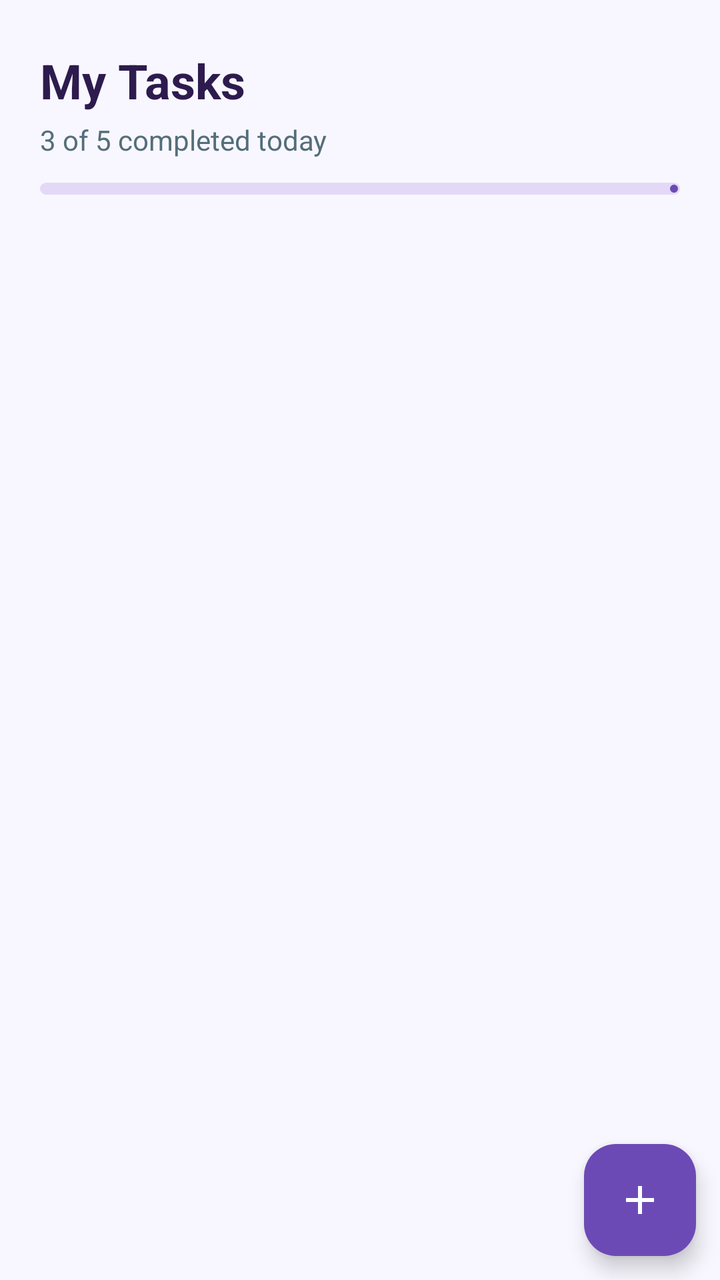
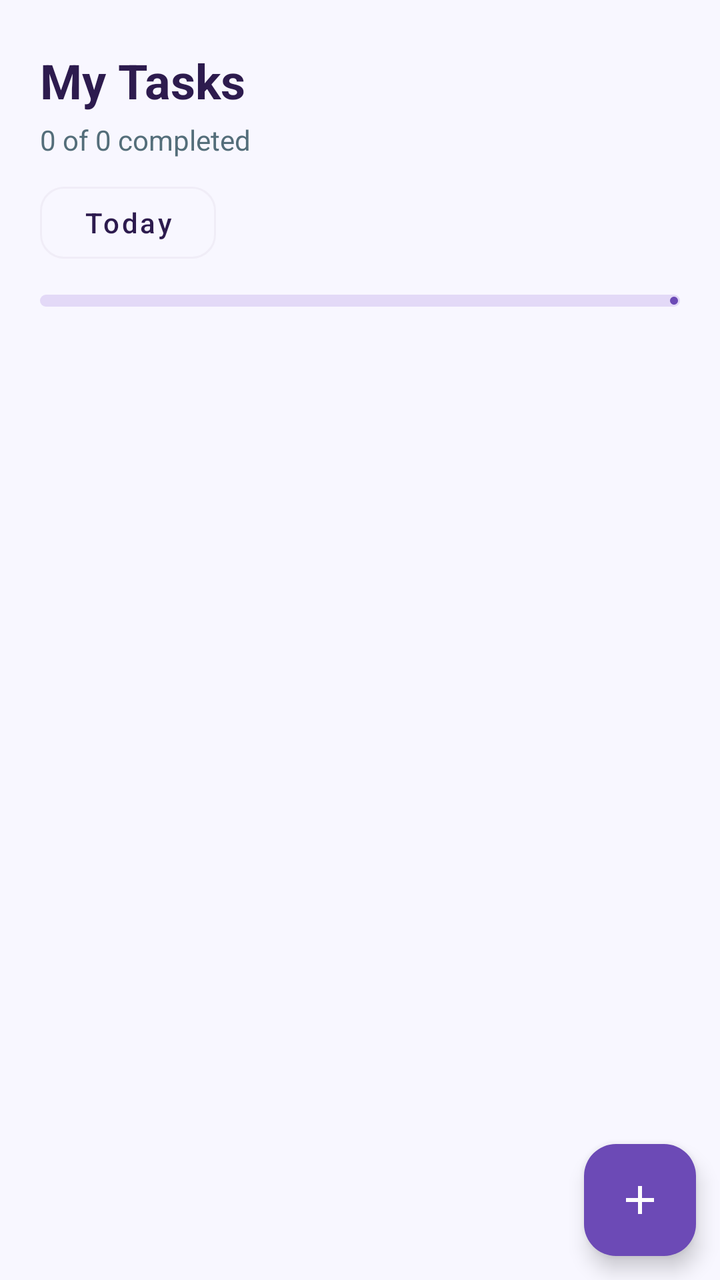

The first picture is an Android layout as it rendered before a commit; the second is the same layout after the commit. The layout source and the unified diff follow.
<!-- AndroidManifest.xml: application theme Theme.StudyPlanner -->
<!-- res/layout/fragment_tasks.xml -->
<?xml version="1.0" encoding="utf-8"?>
<androidx.constraintlayout.widget.ConstraintLayout
    xmlns:android="http://schemas.android.com/apk/res/android"
    xmlns:tools="http://schemas.android.com/tools"
    xmlns:app="http://schemas.android.com/apk/res-auto"
    android:layout_width="match_parent"
    android:layout_height="match_parent"
    android:background="@color/screen_background"
    tools:context=".TasksFragment">

    

    <LinearLayout
        android:id="@+id/headerSection"
        android:layout_width="0dp"
        android:layout_height="wrap_content"
        android:orientation="vertical"
        android:paddingHorizontal="20dp"
        android:paddingTop="24dp"
        android:paddingBottom="16dp"
        app:layout_constraintTop_toTopOf="parent"
        app:layout_constraintStart_toStartOf="parent"
        app:layout_constraintEnd_toEndOf="parent">

        <TextView
            android:id="@+id/tvTasksTitle"
            android:layout_width="wrap_content"
            android:layout_height="wrap_content"
            android:text="My Tasks"
            android:textColor="@color/text_primary"
            android:textSize="24sp"
            android:textStyle="bold" />

        <TextView
            android:id="@+id/tvTasksSubtitle"
            android:layout_width="wrap_content"
            android:layout_height="wrap_content"
            android:layout_marginTop="4dp"
            android:text="3 of 5 completed today"
            android:textColor="@color/text_secondary"
            android:textSize="14sp" />

        

        <com.google.android.material.progressindicator.LinearProgressIndicator
            android:id="@+id/taskProgressBar"
            android:layout_width="match_parent"
            android:layout_height="wrap_content"
            android:layout_marginTop="12dp"
            android:progress="60"
            app:indicatorColor="#6C4AB6"
            app:trackColor="#E3D9F7"
            app:trackCornerRadius="8dp"
            app:trackThickness="6dp" />

    </LinearLayout>

    

    <androidx.recyclerview.widget.RecyclerView
        android:id="@+id/rvTasks"
        android:layout_width="0dp"
        android:layout_height="0dp"
        android:clipToPadding="false"
        android:paddingHorizontal="20dp"
        android:paddingBottom="90dp"
        app:layout_constraintTop_toBottomOf="@id/headerSection"
        app:layout_constraintBottom_toBottomOf="parent"
        app:layout_constraintStart_toStartOf="parent"
        app:layout_constraintEnd_toEndOf="parent"
        tools:listitem="@layout/item_task" />

    

    <LinearLayout
        android:id="@+id/emptyState"
        android:layout_width="wrap_content"
        android:layout_height="wrap_content"
        android:orientation="vertical"
        android:gravity="center"
        android:visibility="gone"
        app:layout_constraintTop_toTopOf="@id/rvTasks"
        app:layout_constraintBottom_toBottomOf="@id/rvTasks"
        app:layout_constraintStart_toStartOf="parent"
        app:layout_constraintEnd_toEndOf="parent">

        <TextView
            android:layout_width="wrap_content"
            android:layout_height="wrap_content"
            android:text="✅"
            android:textSize="44sp" />

        <TextView
            android:layout_width="wrap_content"
            android:layout_height="wrap_content"
            android:layout_marginTop="10dp"
            android:text="No tasks yet"
            android:textColor="@color/text_primary"
            android:textSize="16sp"
            android:textStyle="bold" />

        <TextView
            android:layout_width="wrap_content"
            android:layout_height="wrap_content"
            android:layout_marginTop="4dp"
            android:text="Tap + to add your first task"
            android:textColor="@color/text_secondary"
            android:textSize="13sp" />

    </LinearLayout>

    
    <com.google.android.material.floatingactionbutton.FloatingActionButton
        android:id="@+id/fabAddTask"
        android:layout_width="wrap_content"
        android:layout_height="wrap_content"
        android:layout_marginEnd="12dp"
        android:layout_marginBottom="12dp"
        android:src="@drawable/ic_add"
        android:contentDescription="@string/add_task"
        app:backgroundTint="#6C4AB6"
        app:tint="#FFFFFF"
        app:rippleColor="#9C7FD6"
        app:elevation="6dp"
        app:layout_constraintBottom_toBottomOf="parent"
        app:layout_constraintEnd_toEndOf="parent" />
</androidx.constraintlayout.widget.ConstraintLayout>
<!-- res/layout/item_task.xml (included above) -->
<?xml version="1.0" encoding="utf-8"?>
<androidx.cardview.widget.CardView xmlns:android="http://schemas.android.com/apk/res/android"
    xmlns:app="http://schemas.android.com/apk/res-auto"
    android:layout_width="match_parent"
    android:layout_height="wrap_content"
    android:layout_marginBottom="12dp"
    app:cardBackgroundColor="@color/surface"
    app:cardCornerRadius="16dp"
    app:cardElevation="2dp">

    <LinearLayout
        android:layout_width="match_parent"
        android:layout_height="wrap_content"
        android:orientation="horizontal"
        android:gravity="center_vertical"
        android:padding="14dp">

        <com.google.android.material.checkbox.MaterialCheckBox
            android:id="@+id/checkTask"
            android:layout_width="wrap_content"
            android:layout_height="wrap_content"
            app:buttonTint="#6C4AB6" />

        <LinearLayout
            android:layout_width="0dp"
            android:layout_height="wrap_content"
            android:layout_weight="1"
            android:layout_marginStart="10dp"
            android:orientation="vertical">

            <TextView
                android:id="@+id/tvTaskTitle"
                android:layout_width="wrap_content"
                android:layout_height="wrap_content"
                android:text="Complete DBMS Assignment"
                android:textColor="@color/text_primary"
                android:textSize="15sp"
                android:textStyle="bold" />

            <TextView
                android:id="@+id/tvTaskSubject"
                android:layout_width="wrap_content"
                android:layout_height="wrap_content"
                android:layout_marginTop="2dp"
                android:text="DBMS · Due 6:00 PM"
                android:textColor="@color/text_secondary"
                android:textSize="12sp" />

        </LinearLayout>

        <TextView
            android:id="@+id/tvPriorityTag"
            android:layout_width="wrap_content"
            android:layout_height="wrap_content"
            android:background="@drawable/bg_priority_tag"
            android:paddingHorizontal="10dp"
            android:paddingVertical="4dp"
            android:text="High"
            android:textColor="#FFFFFF"
            android:textSize="11sp"
            android:textStyle="bold" />

    </LinearLayout>

</androidx.cardview.widget.CardView>
<!-- resources referenced by this layout -->
<resources>
  <color name="screen_background">#F8F7FF</color>
  <color name="surface">#FFFFFF</color>
  <color name="text_primary">#2D1B4E</color>
  <color name="text_secondary">#546E7A</color>
  <!-- drawable bg_priority_tag (drawable) -->
  <?xml version="1.0" encoding="utf-8"?>
  <shape xmlns:android="http://schemas.android.com/apk/res/android"
      android:shape="rectangle">
      <solid android:color="#E53935" />
      <corners android:radius="10dp" />
  </shape>
  <!-- drawable ic_add (drawable) -->
  <vector xmlns:android="http://schemas.android.com/apk/res/android"
      android:width="24dp"
      android:height="24dp"
      android:viewportWidth="24"
      android:viewportHeight="24">
  
      <path
          android:fillColor="#FFFFFFFF"
          android:pathData="M19,13H13V19H11V13H5V11H11V5H13V11H19V13Z" />
  
  </vector>
  <string name="add_task">Add Task</string>
  <style name="Theme.StudyPlanner" parent="Base.Theme.StudyPlanner" />
  <style name="Base.Theme.StudyPlanner" parent="Theme.Material3.DayNight.NoActionBar">
          
          
      </style>
</resources>

<!-- the commit's change to res/layout/fragment_tasks.xml (unified diff, before → after) -->
@@ -36,9 +36,21 @@
             android:layout_width="wrap_content"
             android:layout_height="wrap_content"
             android:layout_marginTop="4dp"
-            android:text="3 of 5 completed today"
+            android:text="0 of 0 completed"
             android:textColor="@color/text_secondary"
             android:textSize="14sp" />
+
+        <com.google.android.material.button.MaterialButton
+            android:id="@+id/btnTaskDate"
+            style="@style/Widget.MaterialComponents.Button.OutlinedButton"
+            android:layout_width="wrap_content"
+            android:layout_height="wrap_content"
+            android:layout_marginTop="8dp"
+            android:text="Today"
+            android:textAllCaps="false"
+            android:textColor="@color/text_primary"
+            app:cornerRadius="12dp"
+            app:strokeColor="@color/divider" />
 
         
 
@@ -91,6 +103,7 @@
             android:textSize="44sp" />
 
         <TextView
+            android:id="@+id/tvEmptyTasksTitle"
             android:layout_width="wrap_content"
             android:layout_height="wrap_content"
             android:layout_marginTop="10dp"
@@ -100,6 +113,7 @@
             android:textStyle="bold" />
 
         <TextView
+            android:id="@+id/tvEmptyTasksMessage"
             android:layout_width="wrap_content"
             android:layout_height="wrap_content"
             android:layout_marginTop="4dp"
<!-- resource entries referenced after the edit -->
@@ -1,5 +1,6 @@
 <!-- resources referenced by this layout -->
 <resources>
+  <color name="divider">#F0EDF7</color>
   <color name="screen_background">#F8F7FF</color>
   <color name="surface">#FFFFFF</color>
   <color name="text_primary">#2D1B4E</color>
